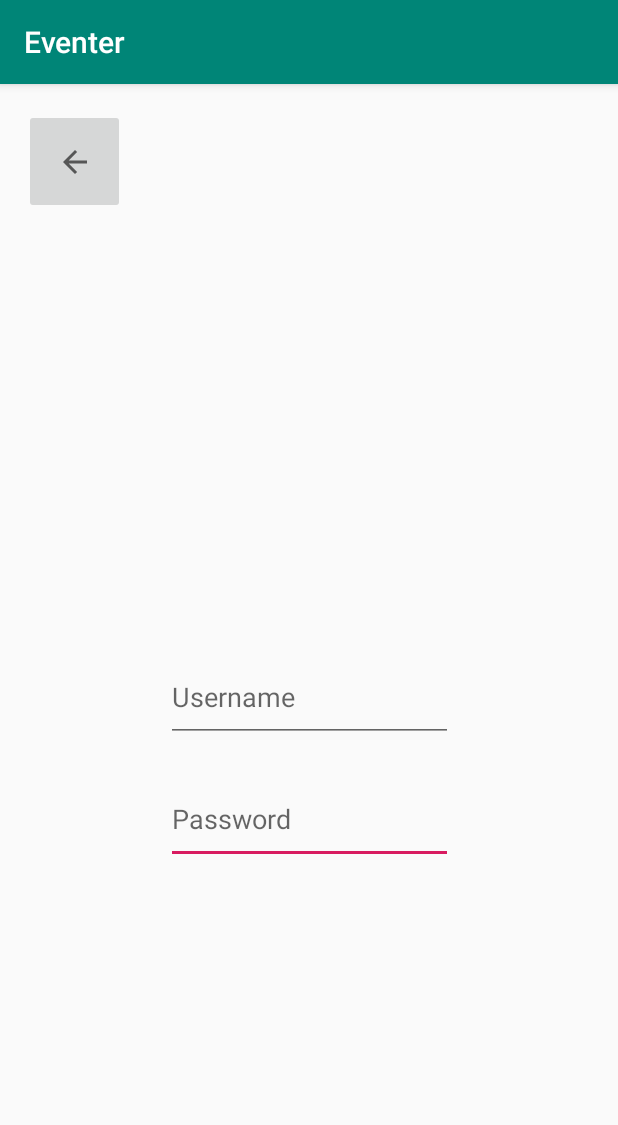
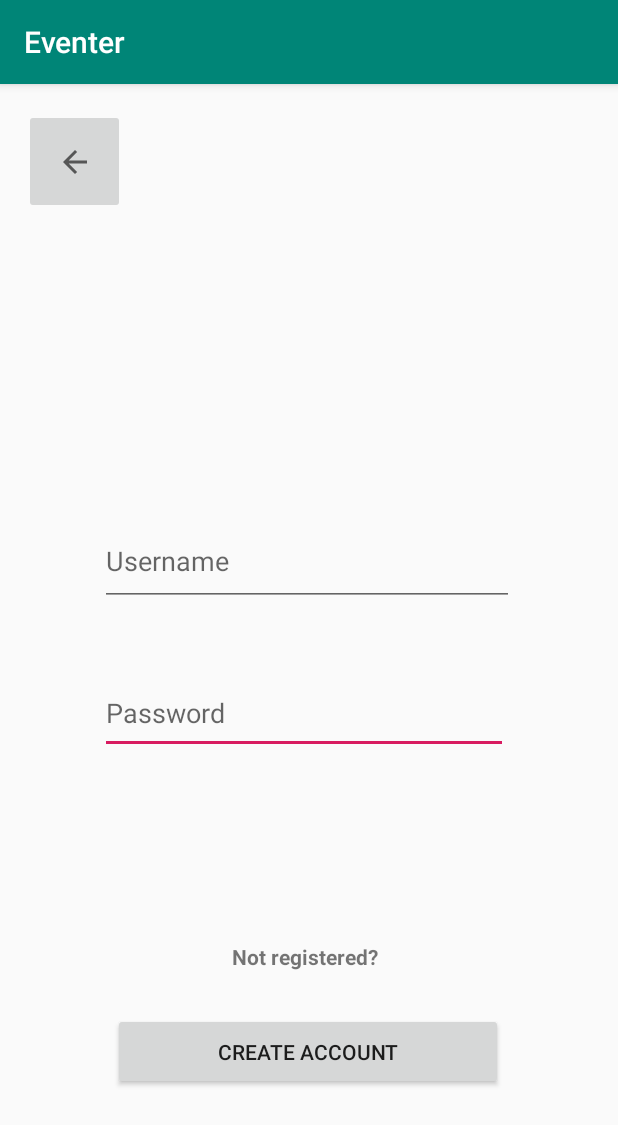
Before and after one commit to sver18ed/Eventer, an Android app: the LoginActivity screen opened directly, with no data from a screen before it, on a phone screen of 412 x 824 dp. Shown: the top 1125 px of the screen. Run offline under Robolectric (Android 15) with nearby library versions, the phone set to English and light mode, and no system bars.

Commit message:
Login and Create layout - SL

```diff
--- a/app/src/main/AndroidManifest.xml
+++ b/app/src/main/AndroidManifest.xml
@@ -9,7 +9,8 @@
         android:roundIcon="@mipmap/ic_launcher_round"
         android:supportsRtl="true"
         android:theme="@style/AppTheme">
-        <activity android:name=".ViewProfile"></activity>
+        <activity android:name=".CreateAccount"></activity>
+        <activity android:name=".ViewProfile" />
         <activity android:name=".LoginActivity" />
         <activity android:name=".ViewEventActivity" />
         <activity android:name=".EditEventActivity" />
--- a/app/src/main/java/com/example/eventer/LoginActivity.kt
+++ b/app/src/main/java/com/example/eventer/LoginActivity.kt
@@ -1,8 +1,10 @@
 package com.example.eventer
 
 
+import android.content.Intent
 import androidx.appcompat.app.AppCompatActivity
 import android.os.Bundle
+import android.widget.Button
 import android.widget.ImageButton
 
 class LoginActivity : AppCompatActivity() {
@@ -11,9 +13,14 @@ class LoginActivity : AppCompatActivity() {
         super.onCreate(savedInstanceState)
         setContentView(R.layout.activity_login)
 
-        val returnButton = this.findViewById<ImageButton>(R.id.return_button_login)
+        val returnButton = this.findViewById<ImageButton>(R.id.return_button)
         returnButton.setOnClickListener{
             finish()
         }
+        val createAccountButton = this.findViewById<Button>(R.id.create_account_button)
+        createAccountButton.setOnClickListener{
+            val intent = Intent(this, CreateAccount::class.java)
+            startActivity(intent)
+        }
     }
 }
--- a/app/src/main/java/com/example/eventer/MainActivity.kt
+++ b/app/src/main/java/com/example/eventer/MainActivity.kt
@@ -15,7 +15,7 @@ class MainActivity : AppCompatActivity() {
         super.onCreate(savedInstanceState)
         setContentView(R.layout.activity_main)
 
-        val listView = findViewById<ListView>(R.id.main_listview)
+        val listView = findViewById<ListView>(R.id.main_listView)
         listView.adapter = ArrayAdapter<Events>(
             this,
             android.R.layout.simple_list_item_1,
--- a/app/src/main/res/layout/activity_login.xml
+++ b/app/src/main/res/layout/activity_login.xml
@@ -2,26 +2,26 @@
 <androidx.constraintlayout.widget.ConstraintLayout xmlns:android="http://schemas.android.com/apk/res/android"
     xmlns:app="http://schemas.android.com/apk/res-auto"
     xmlns:tools="http://schemas.android.com/tools"
-    android:id="@+id/return_button_login"
     android:layout_width="match_parent"
     android:layout_height="match_parent"
     tools:context=".LoginActivity">
 
     <EditText
         android:id="@+id/password_login"
-        android:layout_width="191dp"
-        android:layout_height="59dp"
+        android:layout_width="272dp"
+        android:layout_height="54dp"
         android:ems="10"
         android:hint="@string/password_login"
         android:inputType="textPassword"
         app:layout_constraintBottom_toBottomOf="parent"
         app:layout_constraintEnd_toEndOf="@+id/username_login"
+        app:layout_constraintHorizontal_bias="0.0"
         app:layout_constraintStart_toStartOf="@+id/username_login"
         app:layout_constraintTop_toTopOf="parent"
-        app:layout_constraintVertical_bias="0.65" />
+        app:layout_constraintVertical_bias="0.55" />
 
     <ImageButton
-        android:id="@+id/imageButton"
+        android:id="@+id/return_button"
         android:layout_width="67dp"
         android:layout_height="70dp"
         android:contentDescription="@string/return_button"
@@ -35,15 +35,46 @@
 
     <EditText
         android:id="@+id/username_login"
-        android:layout_width="191dp"
+        android:layout_width="276dp"
         android:layout_height="59dp"
         android:ems="10"
         android:hint="@string/user_login"
         android:inputType="textPersonName"
         app:layout_constraintBottom_toBottomOf="parent"
         app:layout_constraintEnd_toEndOf="parent"
+        app:layout_constraintHorizontal_bias="0.488"
         app:layout_constraintStart_toStartOf="parent"
         app:layout_constraintTop_toTopOf="parent"
-        app:layout_constraintVertical_bias="0.535" />
+        app:layout_constraintVertical_bias="0.407" />
+
+    <TextView
+        android:id="@+id/register_text"
+        android:layout_width="255dp"
+        android:layout_height="45dp"
+        android:background="@android:color/transparent"
+        android:ems="10"
+        android:gravity="center"
+        android:inputType="none"
+        android:text="@string/not_registered"
+        android:textAlignment="center"
+        android:textStyle="bold"
+        app:layout_constraintBottom_toBottomOf="parent"
+        app:layout_constraintEnd_toEndOf="parent"
+        app:layout_constraintHorizontal_bias="0.48"
+        app:layout_constraintStart_toStartOf="parent"
+        app:layout_constraintTop_toTopOf="parent"
+        app:layout_constraintVertical_bias="0.774" />
+
+    <Button
+        android:id="@+id/create_account_button"
+        android:layout_width="260dp"
+        android:layout_height="51dp"
+        android:text="@string/create_account"
+        app:layout_constraintBottom_toBottomOf="parent"
+        app:layout_constraintEnd_toEndOf="parent"
+        app:layout_constraintHorizontal_bias="0.496"
+        app:layout_constraintStart_toStartOf="parent"
+        app:layout_constraintTop_toTopOf="parent"
+        app:layout_constraintVertical_bias="0.864" />
 
 </androidx.constraintlayout.widget.ConstraintLayout>
--- a/app/src/main/res/layout/activity_main.xml
+++ b/app/src/main/res/layout/activity_main.xml
@@ -28,7 +28,7 @@
     <ListView
         android:layout_width="match_parent"
         android:layout_height="0dp"
-        android:id="@+id/main_listview"
+        android:id="@+id/main_listView"
         app:layout_constraintLeft_toLeftOf="parent"
         app:layout_constraintRight_toRightOf="parent"
         app:layout_constraintBottom_toTopOf="@id/create"
--- a/app/src/main/res/values/strings.xml
+++ b/app/src/main/res/values/strings.xml
@@ -11,4 +11,10 @@
     <string name="save">Save</string>
     <string name="content">Content:</string>
     <string name="title">Title:</string>
+    <string name="create_account">Create Account</string>
+    <string name="not_registered">Not registered?</string>
+    <string name="confirm">Confirm</string>
+    <string name="email">Email</string>
+    <string name="i_agree">I agree</string>
+    <string name="ok">Ok</string>
 </resources>
```
Also changed, not shown: app/src/main/java/com/example/eventer/CreateAccount.kt (added, +18 -0 lines), app/src/main/res/layout/activity_create_account.xml (added, +118 -0 lines).
